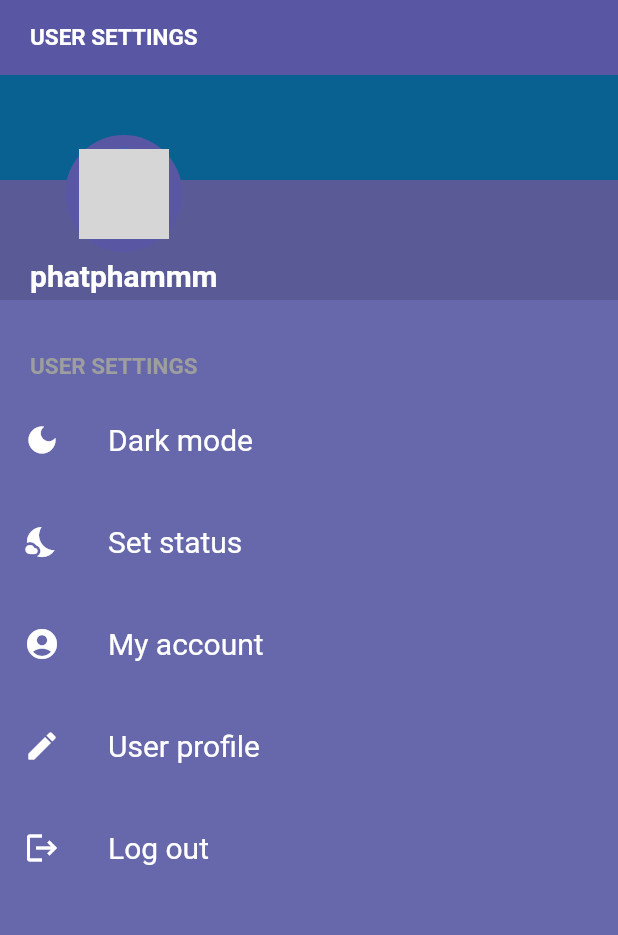
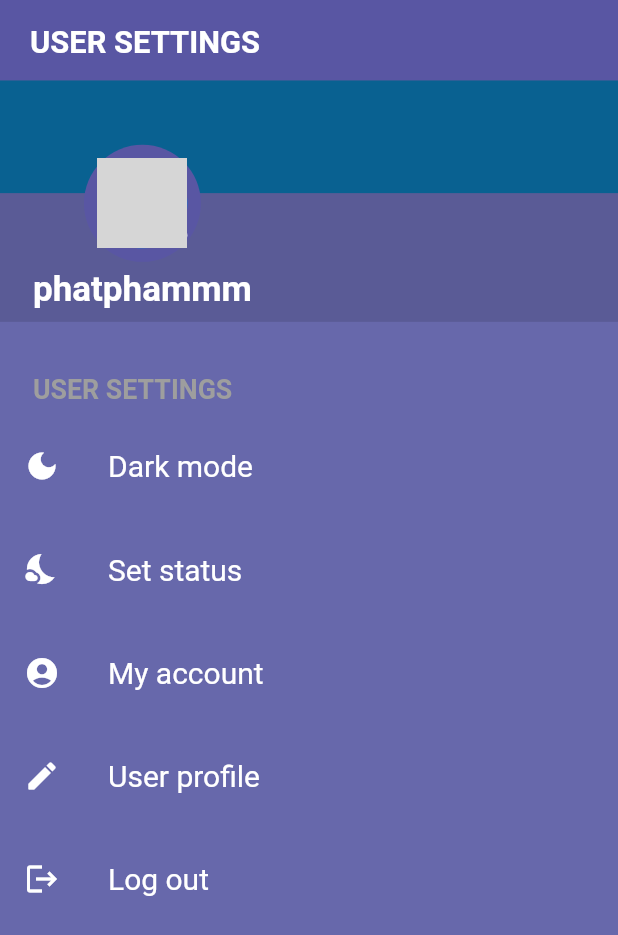
Before and after one commit to nnaaaa/DisneyChatApp, a Flutter app: the screen it shows after launch, on a phone screen of 412 x 824 dp. Shown: the top 935 px of the screen. Run offline on Flutter 3.47's test engine with Material 2 defaults, Android fonts, the phone set to English and light mode, and no system bars; our stand-ins replace device_preview, dio, flutter_dotenv, flutter_hooks, flutter_settings_screens, form_validator and 4 more; missing offline and left inert: dart:ffi, flutter_redux_hooks, redux_toolkit; network calls fail; Roboto replaces fonts that are missing (Poppins); grey boxes are pictures that could not be loaded.

Commit message:
#0 - modify responsive

```diff
--- a/lib/screens/setting/component/buildMenuItem.dart
+++ b/lib/screens/setting/component/buildMenuItem.dart
@@ -14,7 +14,7 @@ class buildMenuItem extends StatelessWidget {
       required this.text,
       required this.icon,
       this.onClicked,
-      this.fontSize,
+      this.fontSize = 20,
       this.color})
       : super(key: key);
   final String text;
--- a/lib/screens/setting/setting.dart
+++ b/lib/screens/setting/setting.dart
@@ -1,20 +1,14 @@
-import 'dart:ui';
-import 'package:bottom_drawer/bottom_drawer.dart';
-import 'package:disneymobile/APIs/auth.dart';
-import 'package:disneymobile/APIs/user.dart';
 import 'package:disneymobile/models/User.dart';
-import 'package:disneymobile/screens/authenticate/authenticate.dart';
-import 'package:disneymobile/screens/loading/loading.dart';
 import 'package:disneymobile/screens/setting/component/buildMenuItem.dart';
 import 'package:disneymobile/screens/setting/component/myAccount.dart';
 import 'package:disneymobile/screens/setting/component/setStatus.dart';
 import 'package:disneymobile/states/rootState.dart';
-import 'package:disneymobile/states/slices/user.dart';
 import 'package:disneymobile/styles/color.dart';
+import 'package:disneymobile/styles/responsive.dart';
 import 'package:disneymobile/widgets/avatar.dart';
-import 'package:disneymobile/widgets/button.dart' show CustomButton;
+
+import 'package:disneymobile/styles/responsive.dart' show ResponsiveUtil;
 import 'package:flutter_redux_hooks/flutter_redux_hooks.dart';
-import 'package:settings_ui/settings_ui.dart';
 import 'package:flutter_settings_screens/flutter_settings_screens.dart';
 import 'package:flutter_hooks/flutter_hooks.dart'
     show useEffect, StatefulHookWidget;
@@ -41,7 +35,6 @@ class _SettingScreenState extends State<SettingScreen> {
   final urlImage =
       'https://static.chotot.com/storage/chotot-kinhnghiem/c2c/2021/03/d2ea8e0b-cho-husky-sibir.jpg';
   static const padding = EdgeInsets.symmetric(horizontal: 0);
-  //final padding = const EdgeInsets.all(20);
   @override
   Widget build(BuildContext context) {
     final user = useSelector<RootState, User?>((state) => state.user);
@@ -55,12 +48,12 @@ class _SettingScreenState extends State<SettingScreen> {
           children: <Widget>[
             Container(
               padding: const EdgeInsets.fromLTRB(20, 16, 0, 0),
-              height: 50,
+              height: ResponsiveUtil.height(50),
               color: CustomColor.bluemagenta,
-              child: const Text(
+              child:  Text(
                 'USER SETTINGS',
                 style: TextStyle(
-                  fontSize: 15,
+                  fontSize: ResponsiveUtil.getResponsiveFontSize(15),
                   fontWeight: FontWeight.w600,
                   color: Colors.white,
                 ),
@@ -69,17 +62,17 @@ class _SettingScreenState extends State<SettingScreen> {
             Stack(
               children: <Widget>[
                 Container(
-                  height: 150,
+                  height: ResponsiveUtil.height(150),
                   color: Colors.black12,
                 ),
                 Container(
-                  height: 70,
+                  height: ResponsiveUtil.height(70),
                   alignment: Alignment.bottomCenter,
                   color: CustomColor.darkblue,
                 ),
                 Container(
                   padding: padding.add(
-                      const EdgeInsets.symmetric(vertical: 40, horizontal: 20)),
+                      EdgeInsets.symmetric(vertical:  ResponsiveUtil.height(40), horizontal:  ResponsiveUtil.width(20))),
                   child: Column(
                     mainAxisAlignment: MainAxisAlignment.start,
                     children: [
@@ -88,12 +81,12 @@ class _SettingScreenState extends State<SettingScreen> {
                         backgroundColor: CustomColor.bluemagenta,
                         child: Avatar(profile: urlImage),
                       ),
-                      const SizedBox(height: 4),
+                      SizedBox(height: ResponsiveUtil.height(4)),
                       Text(
                         textAlign: TextAlign.justify,
                         name,
-                        style: const TextStyle(
-                            fontSize: 20,
+                        style: TextStyle(
+                            fontSize:  ResponsiveUtil.getResponsiveFontSize(17),
                             fontWeight: FontWeight.bold,
                             color: Colors.white,
                             fontFamily: 'Poppins'),
@@ -104,11 +97,11 @@ class _SettingScreenState extends State<SettingScreen> {
               ],
             ),
             Container(
-              padding: const EdgeInsets.only(left: 20),
-              child: const Text(
+              padding: EdgeInsets.only(left: ResponsiveUtil.width(20)),
+              child: Text(
                 'USER SETTINGS',
                 style: TextStyle(
-                  fontSize: 15,
+                  fontSize: ResponsiveUtil.getResponsiveFontSize(13),
                   fontWeight: FontWeight.bold,
                   color: Colors.grey,
                 ),
@@ -116,36 +109,32 @@ class _SettingScreenState extends State<SettingScreen> {
             ),
             Column(
               children: [
-                const SizedBox(height: 12),
+                SizedBox(height: ResponsiveUtil.height(12)),
                 buildMenuItem(
                   text: 'Dark mode',
                   color: colorIcon,
-                  fontSize: 20,
                   icon: Icons.dark_mode,
                   onClicked: () => selectedItem(context, 0),
                 ),
-                const SizedBox(height: 12),
+                SizedBox(height: ResponsiveUtil.height(12)),
                 const SetStatus(),
-                const SizedBox(height: 12),
+                SizedBox(height: ResponsiveUtil.height(12)),
                 buildMenuItem(
                   text: 'My account',
-                  fontSize: 20,
                   color: colorIcon,
                   icon: Icons.account_circle,
                   onClicked: () => selectedItem(context, 2),
                 ),
-                const SizedBox(height: 12),
+                SizedBox(height: ResponsiveUtil.height(12)),
                 buildMenuItem(
                   text: 'User profile',
-                  fontSize: 20,
                   color: colorIcon,
                   icon: Icons.edit_rounded,
                   onClicked: () => selectedItem(context, 3),
                 ),
-                const SizedBox(height: 12),
+                SizedBox(height: ResponsiveUtil.height(12)),
                 buildMenuItem(
                   text: 'Log out',
-                  fontSize: 20,
                   color: colorIcon,
                   icon: Icons.logout,
                   onClicked: () => selectedItem(context, 4),
--- a/lib/styles/color.dart
+++ b/lib/styles/color.dart
@@ -11,4 +11,6 @@ class CustomColor {
 
   static Color bluemagenta = Color(0xFF5956a3);
   static Color darkblue = Color.fromRGBO(9, 97, 145, 1);
+
+
 }
--- a/lib/widgets/avatar.dart
+++ b/lib/widgets/avatar.dart
@@ -1,4 +1,5 @@
 //import 'package:disneymobile/dumpModels/dumpChat.dart';
+import 'package:disneymobile/styles/responsive.dart';
 import 'package:flutter/material.dart';
 
 class Avatar extends StatelessWidget {
@@ -16,10 +17,10 @@ class Avatar extends StatelessWidget {
           right: 0,
           bottom: 0,
           child: Container(
-            height: 16,
-            width: 16,
+            height:  ResponsiveUtil.height(16),
+            width:  ResponsiveUtil.width(12),
             decoration: BoxDecoration(
-              color: Color(0xFF00BF6D),
+              color: const Color(0xFF00BF6D),
               shape: BoxShape.circle,
               border: Border.all(
                   color: Theme.of(context).scaffoldBackgroundColor, width: 3),
--- a/lib/widgets/button.dart
+++ b/lib/widgets/button.dart
@@ -30,7 +30,7 @@ class CustomButton extends StatelessWidget {
             style: TextStyle(
                 color: textColor,
                 fontWeight: FontWeight.bold,
-                fontSize: 16),
+                fontSize: ResponsiveUtil.getResponsiveFontSize(16)),
           ),
         ),
       ),
--- a/lib/widgets/input.dart
+++ b/lib/widgets/input.dart
@@ -35,11 +35,11 @@ class CustomTextInput extends StatelessWidget {
       autofocus: autofocus,
       keyboardType: keyboardType,
       decoration: InputDecoration(
-          contentPadding: const EdgeInsets.only(left: 10),
+          contentPadding: EdgeInsets.only(left: ResponsiveUtil.width(10)),
           border: OutlineInputBorder(
               borderRadius: BorderRadius.circular(8)),
           hintText: placeholder,
-          hintStyle: const TextStyle(color: Colors.grey, fontSize: 14),
+          hintStyle: TextStyle(color: Colors.grey, fontSize: ResponsiveUtil.getResponsiveFontSize(14)),
           errorText: errorText),
     );
   }
```
Also changed, not shown: lib/screens/authenticate/register/register.dart (+8 -7 lines), lib/screens/setting/component/buildHeader.dart (+7 -6 lines), lib/screens/setting/component/setStatus.dart (+13 -13 lines).
